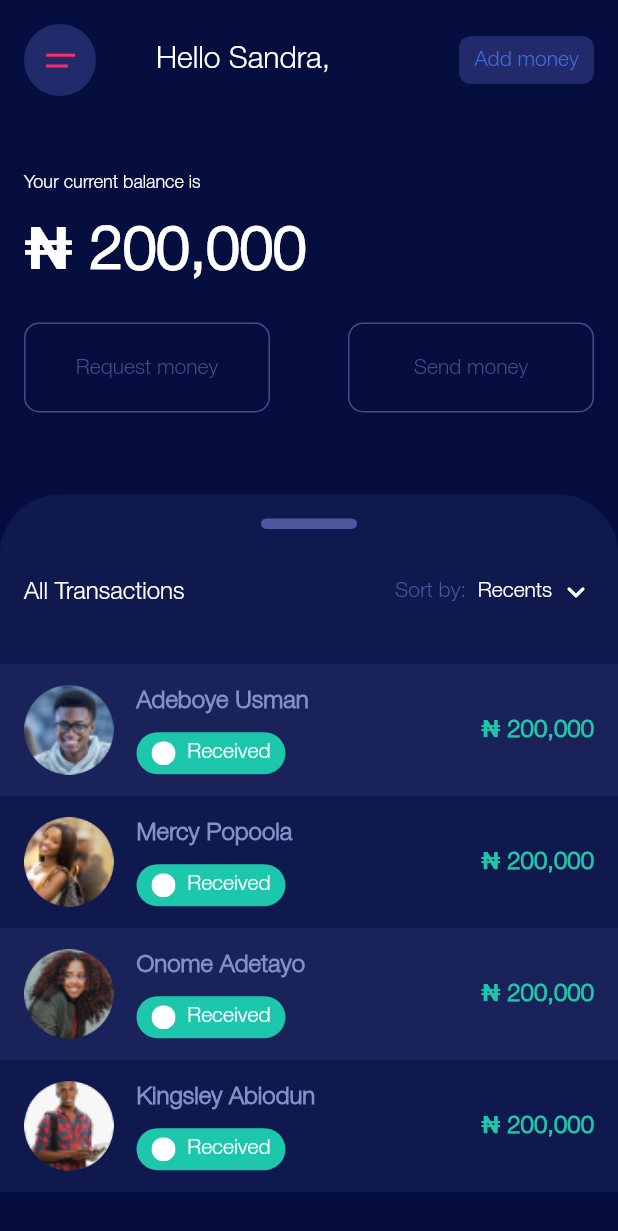
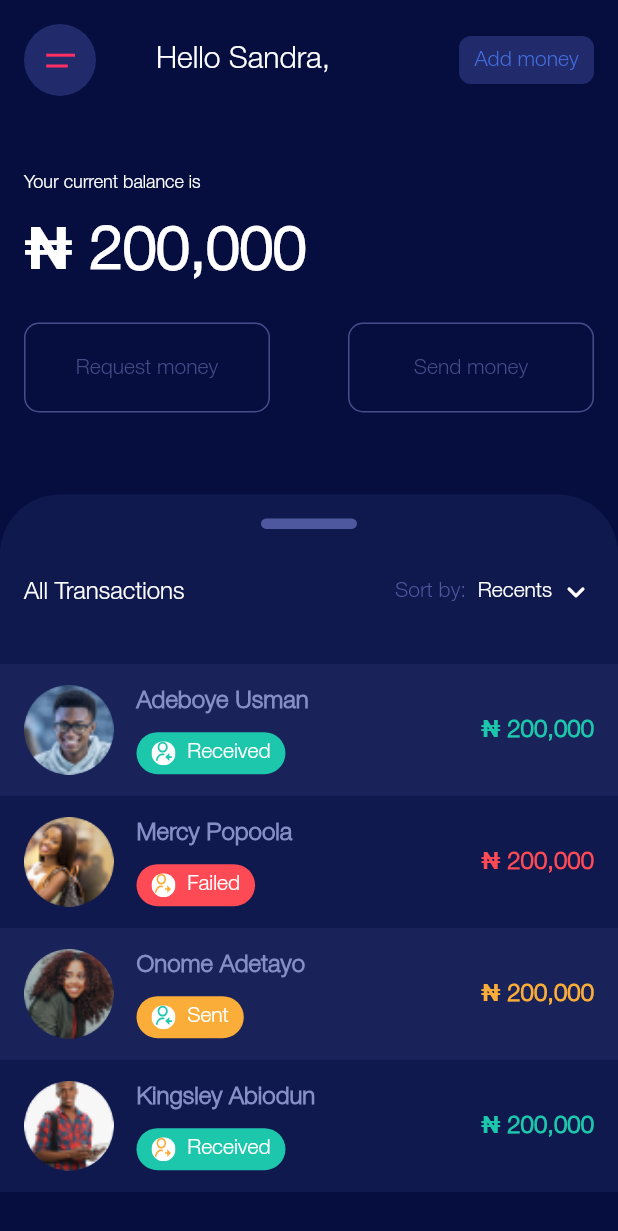
Before and after one commit to CreativeToby02/mobile_ui_kit, a Flutter app: the HomeScreen screen opened directly, on a phone screen of 412 x 824 dp. Shown: the top 1231 px of the screen. Run offline on Flutter 3.47's test engine with Material 3 defaults, Android fonts, the phone set to English and light mode, and no system bars; our stand-ins replace flutter_svg, smooth_page_indicator.

Commit message:
home screen modified

```diff
--- a/lib/screens/home_screen.dart
+++ b/lib/screens/home_screen.dart
@@ -14,6 +14,13 @@ class _HomeScreenState extends State<HomeScreen> {
     const Color(0xFF10194E),
   ];
 
+  List transactionTypeColor = [
+    const Color(0xFF1DC7AC),
+    const Color(0xFFFE4A54),
+    const Color(0xFFFAAD39),
+    const Color(0xFF1DC7AC),
+  ];
+
   List imageAvatar = [
     'assets/images/avatar1.png',
     'assets/images/avatar2.png',
@@ -26,6 +33,20 @@ class _HomeScreenState extends State<HomeScreen> {
     'Mercy Popoola',
     'Onome Adetayo',
     'Kingsley Abiodun',
+  ];
+
+  List icons = [
+    'received_icon',
+    'sent_icon',
+    'received_icon',
+    'sent_icon',
+  ];
+
+  List transactionTitle = [
+    'Received',
+    'Failed',
+    'Sent',
+    'Received',
   ];
 
   @override
@@ -227,6 +248,10 @@ class _HomeScreenState extends State<HomeScreen> {
                                 child: TransactionTile(
                                   imageAvatar: imageAvatar[index],
                                   name: names[index],
+                                  icon: icons[index],
+                                  transactionTitle: transactionTitle[index],
+                                  transactionTypeColor:
+                                      transactionTypeColor[index],
                                 ),
                               );
                             })
@@ -248,9 +273,13 @@ class TransactionTile extends StatelessWidget {
     super.key,
     this.imageAvatar,
     this.name,
+    this.icon,
+    this.transactionTitle,
+    this.transactionTypeColor,
   });
 
-  final String? imageAvatar, name;
+  final String? imageAvatar, name, icon, transactionTitle;
+  final Color? transactionTypeColor;
 
   @override
   Widget build(BuildContext context) {
@@ -287,13 +316,13 @@ class TransactionTile extends StatelessWidget {
                   padding: const EdgeInsets.symmetric(horizontal: 10),
                   decoration: BoxDecoration(
                     borderRadius: BorderRadius.circular(20),
-                    color: const Color(0xFF1DC7AC),
+                    color: transactionTypeColor,
                   ),
                   child: Row(
                     children: [
-                      SvgPicture.asset('assets/icons/received_icon.svg'),
+                      SvgPicture.asset('assets/icons/$icon.svg'),
                       Text(
-                        '  Received',
+                        '  $transactionTitle',
                         style: Theme.of(context)
                             .textTheme
                             .headlineSmall
@@ -309,7 +338,7 @@ class TransactionTile extends StatelessWidget {
         Text(
           '₦ 200,000',
           style: Theme.of(context).textTheme.headlineMedium?.copyWith(
-              fontWeight: FontWeight.w700, color: const Color(0xFF1DC7AC)),
+              fontWeight: FontWeight.w700, color: transactionTypeColor),
         ),
       ],
     );
```
Also changed, not shown: assets/icons/received_icon.svg, assets/icons/sent_icon.svg.
